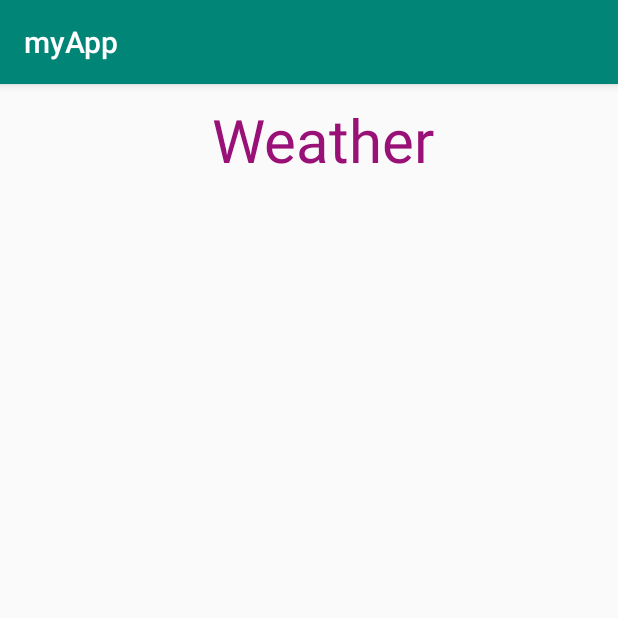
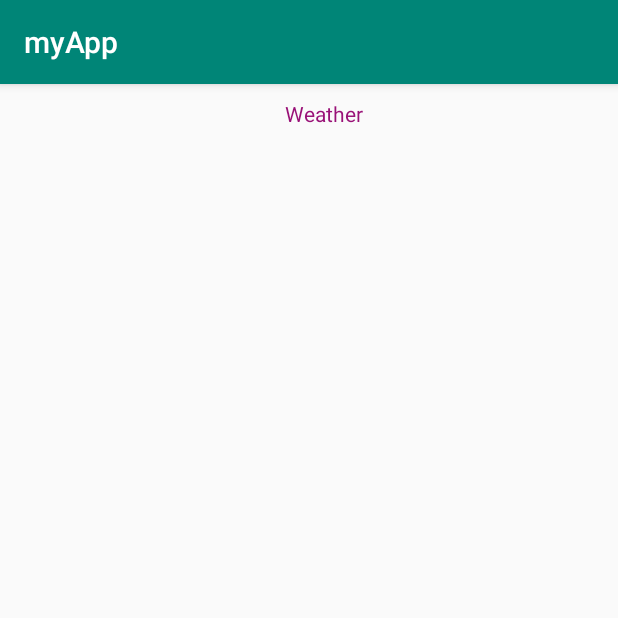
Before and after one commit to aleberave/AndroidBasic1, an Android app: the screen it shows after launch (MainActivity), on a phone screen of 412 x 824 dp, the top half of it. Run offline under Robolectric (Android 15) with nearby library versions, the phone set to English and light mode, and no system bars.

Commit message:
lesson-1

```diff
--- a/app/src/main/java/com/example/myapp/MainActivity.java
+++ b/app/src/main/java/com/example/myapp/MainActivity.java
@@ -30,7 +30,6 @@ public class MainActivity extends AppCompatActivity {
     }
 
     private void changeTextAndTextSize() {
-        textView.setTextSize(40);
         String text = getString(R.string.weather);
         textView.setText(text);
     }
```
